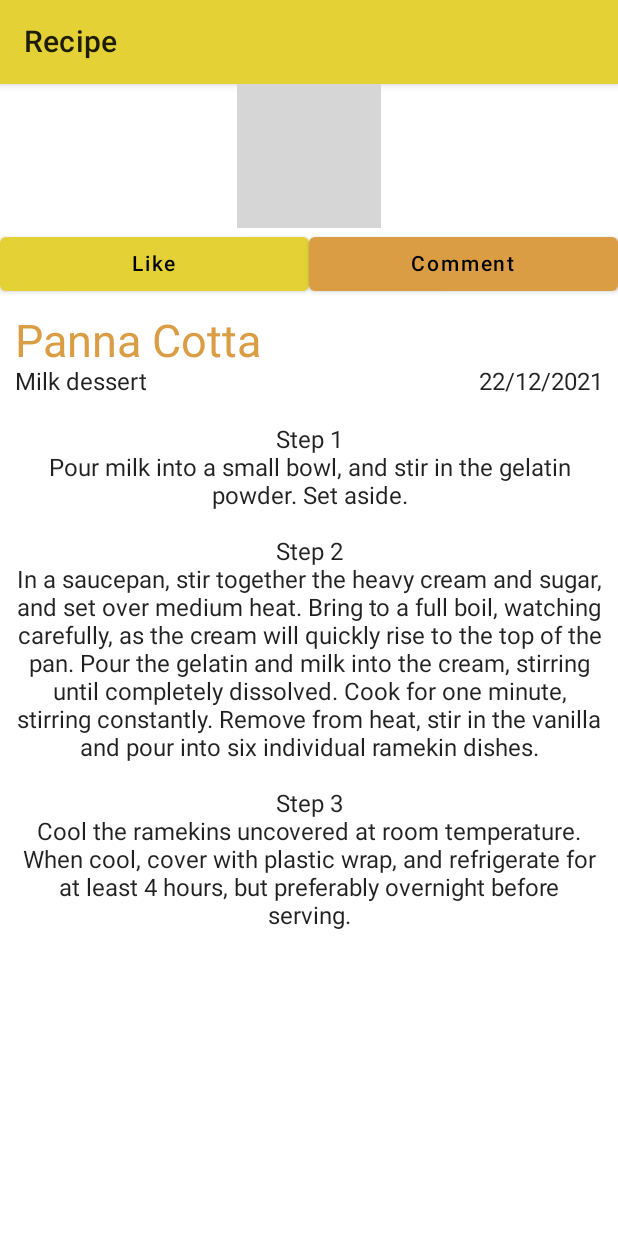
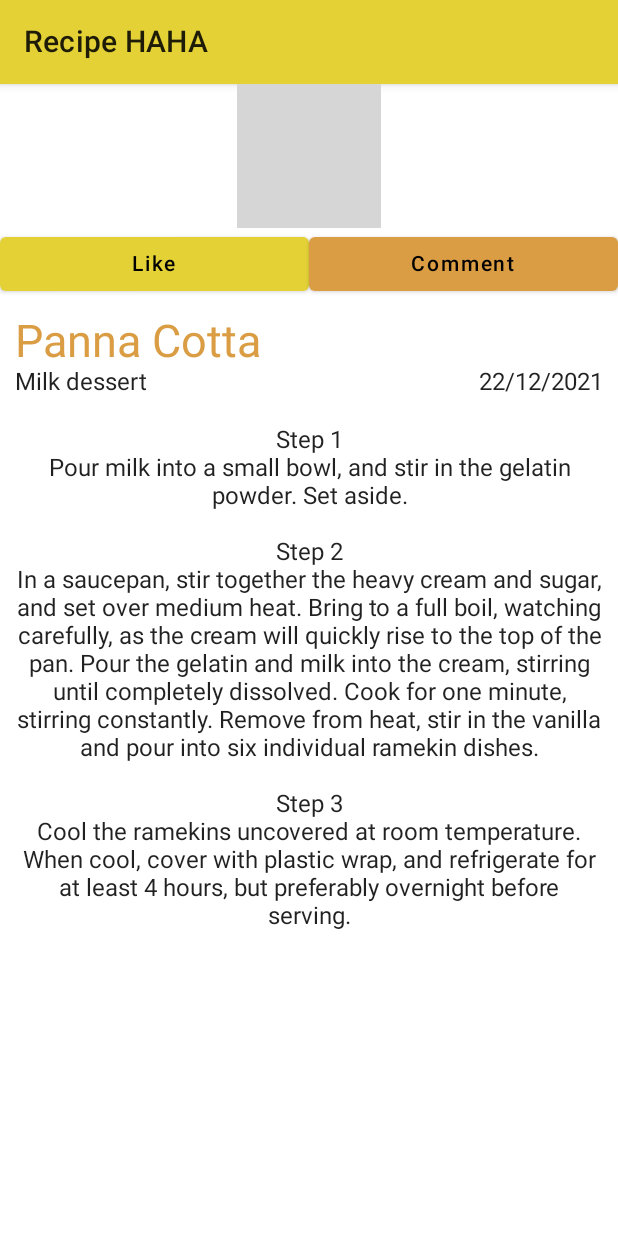
Before and after one commit to aliatillaydemir/Basic_recipe_app-design-_withCompose, an Android app built with Jetpack Compose: the screen it shows after launch (MainActivity), on a phone screen of 412 x 824 dp. Run offline under Robolectric (Android 15) with nearby library versions, the phone set to English and light mode, and no system bars; grey boxes are pictures that could not be loaded.

Commit message:
commit&push with git fork

```diff
--- a/app/src/main/java/com/ayd/foodrecipe/MainActivity.kt
+++ b/app/src/main/java/com/ayd/foodrecipe/MainActivity.kt
@@ -51,7 +51,7 @@ fun MainMethod() {
     Scaffold(
         topBar = {
             TopAppBar(
-                title = {Text(text = "Recipe")},
+                title = {Text(text = "Recipe HAHA")},
                 backgroundColor = colorResource(id = R.color.mainColor)
             )
 
```
